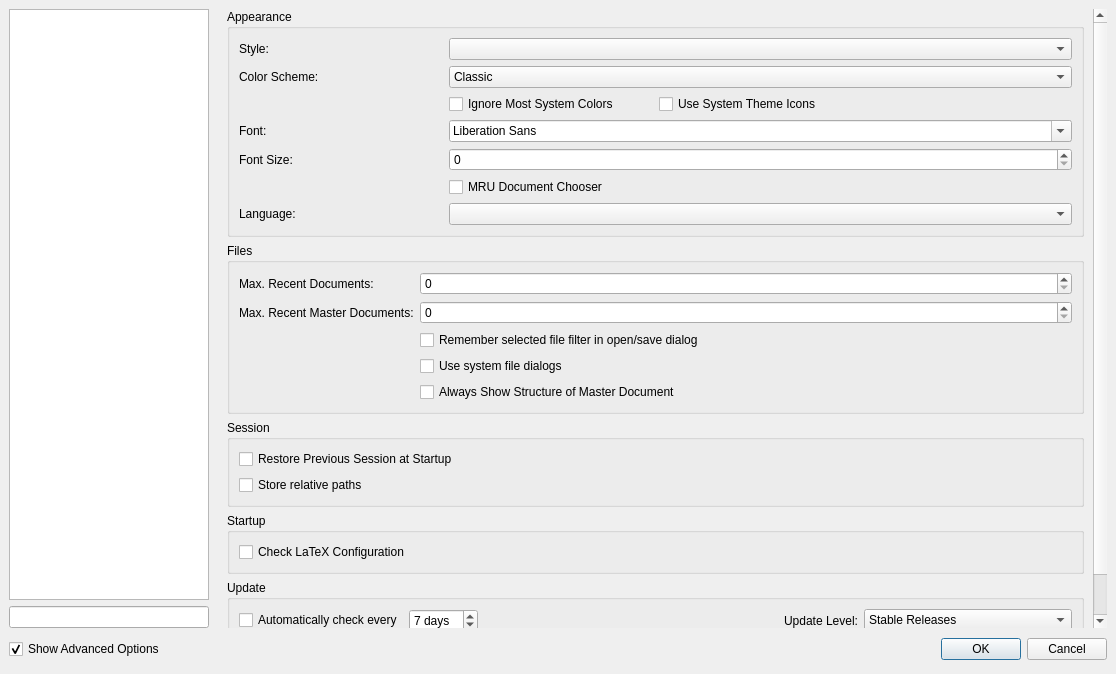
Old version of the form src/configdialog.ui in the repository texstudio-org/texstudio.
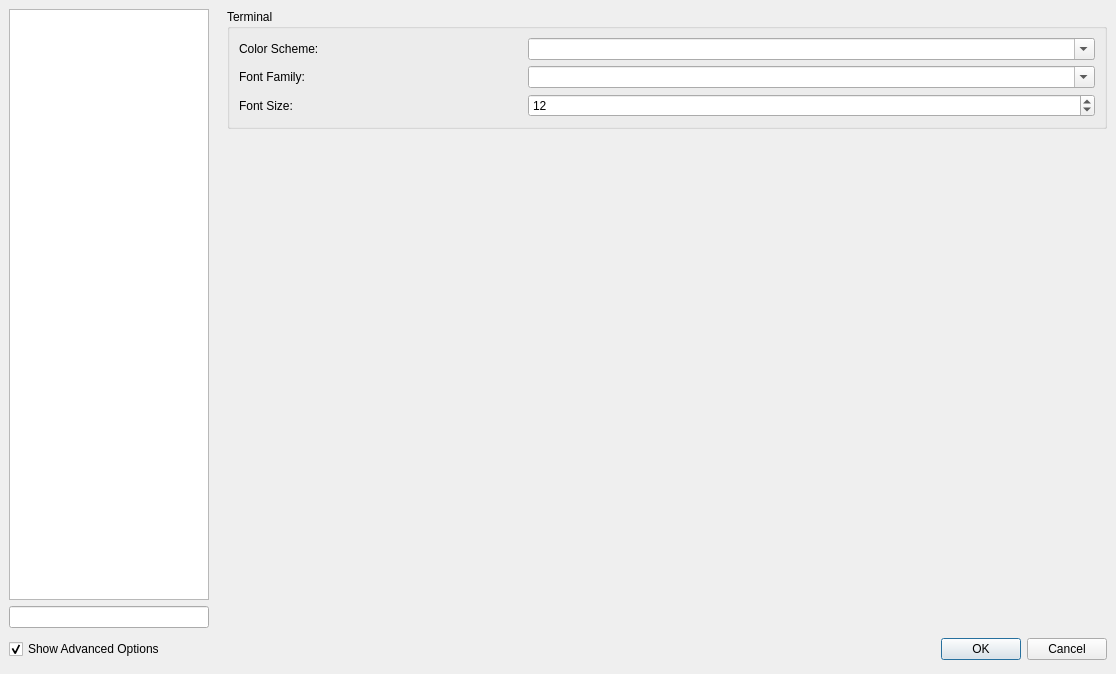
New version of the form. The open tabs and pages were chosen to show the change. Icons and pictures are not drawn.

Commit message: terminal config

Diff of the .ui file:
```diff
--- a/src/configdialog.ui
+++ b/src/configdialog.ui
@@ -4453,6 +4453,92 @@
        </item>
       </layout>
      </widget>
+     <widget class="QWidget" name="pageTerminal">
+      <layout class="QGridLayout">
+       <property name="leftMargin">
+        <number>0</number>
+       </property>
+       <property name="topMargin">
+        <number>0</number>
+       </property>
+       <property name="rightMargin">
+        <number>0</number>
+       </property>
+       <property name="bottomMargin">
+        <number>0</number>
+       </property>
+       <property name="spacing">
+        <number>6</number>
+       </property>
+       <item row="0" column="0">
+        <widget class="QGroupBox" name="groupBox_4">
+         <property name="title">
+          <string>Terminal</string>
+         </property>
+         <layout class="QGridLayout">
+          <item row="0" column="0">
+           <widget class="QLabel" name="label_86">
+            <property name="text">
+             <string>Color Scheme:</string>
+            </property>
+           </widget>
+	      </item>
+          <item row="0" column="1" colspan="2">
+           <widget class="QComboBox" name="comboBoxTerminalColorScheme">
+            <property name="editable">
+             <bool>true</bool>
+            </property>
+	       </widget>
+	      </item>
+          <item row="1" column="0">
+          	<widget class="QLabel" name="labelFamily_2">
+            <property name="text">
+             <string>Font Family:</string>
+            </property>
+           </widget>
+          </item>
+          <item row="1" column="1" colspan="2">
+           <widget class="QComboBox" name="comboBoxTerminalFont">
+            <property name="editable">
+             <bool>true</bool>
+            </property>
+           </widget>
+          </item>
+          <item row="2" column="0">
+           <widget class="QLabel" name="labelSize_2">
+            <property name="text">
+             <string>Font Size:</string>
+            </property>
+           </widget>
+          </item>
+          <item row="2" column="1" colspan="2">
+           <widget class="QSpinBox" name="spinBoxTerminalFontSize">
+            <property name="minimum">
+             <number>1</number>
+            </property>
+            <property name="value">
+             <number>12</number>
+            </property>
+           </widget>
+          </item>
+		 </layout>
+		</widget>
+	   </item>
+       <item row="1" column="0">
+        <spacer name="verticalSpacer_8">
+         <property name="orientation">
+          <enum>Qt::Vertical</enum>
+         </property>
+         <property name="sizeHint" stdset="0">
+          <size>
+           <width>20</width>
+           <height>40</height>
+          </size>
+         </property>
+        </spacer>
+       </item>
+	  </layout>
+     </widget>
     </widget>
    </item>
   </layout>
```
The commit also changes 8 other files.
